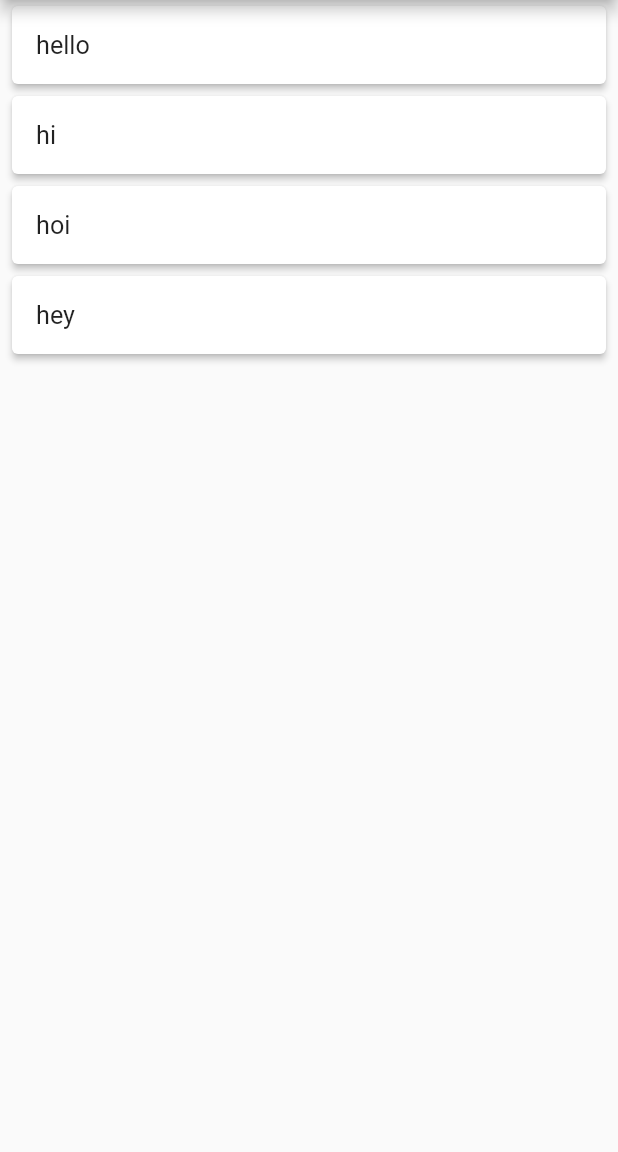
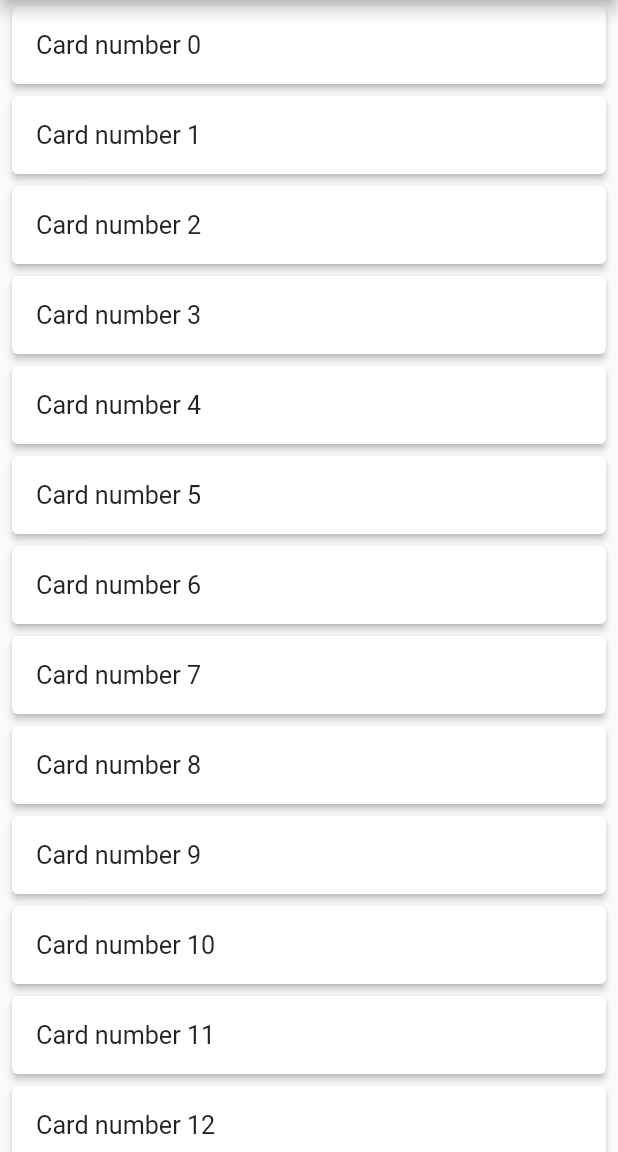
Before and after one commit to OmarEinea/FlutterWorkshop, a Flutter app: the screen it shows after launch, on a phone screen of 412 x 824 dp, the part 84-1236 px from its top. Run offline on Flutter 3.47's test engine with Material 2 defaults, Android fonts, the phone set to English and light mode, and no system bars.

Commit message:
Step 6: infinite list of numbers with SnackBar

```diff
--- a/lib/main.dart
+++ b/lib/main.dart
@@ -1,16 +1,22 @@
 import 'package:flutter/material.dart';
 
 main() {
-  var card = (text) => Card(
+  var card = (context, text) => Card(
     margin: EdgeInsets.fromLTRB(8, 4, 8, 4),
     elevation: 2,
     child: InkWell(
-      onTap: () { print(text.toString()); },
+      onTap: () {
+        Scaffold.of(context).showSnackBar(
+          SnackBar(
+            content: Text('You tapped card number ' + text.toString())
+          )
+        );
+      },
       child: Padding(
         padding: EdgeInsets.all(16),
         child: Container(
           width: double.infinity,
-          child: Text(text.toString(), textScaleFactor: 1.2)
+          child: Text('Card number ' + text.toString(), textScaleFactor: 1.2)
         ),
       )
     )
@@ -23,15 +29,7 @@ main() {
         appBar: AppBar(
           title: Text('Flutter Workshop')
         ),
-        body: ListView(
-          // crossAxisAlignment: CrossAxisAlignment.stretch,
-          children: [
-            card('hello'),
-            card('hi'),
-            card('hoi'),
-            card('hey')
-          ]
-        ),
+        body: ListView.builder(itemBuilder: (context, index) => card(context, index))
       )
     )
   );
```
